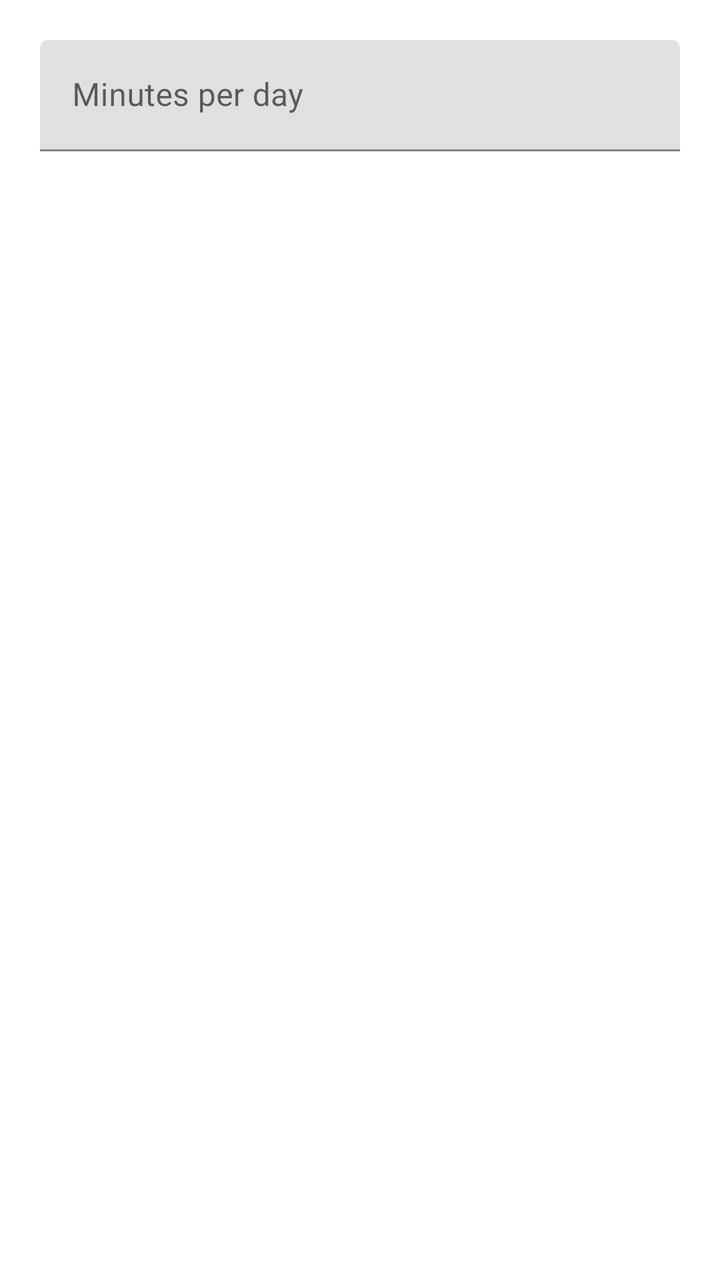
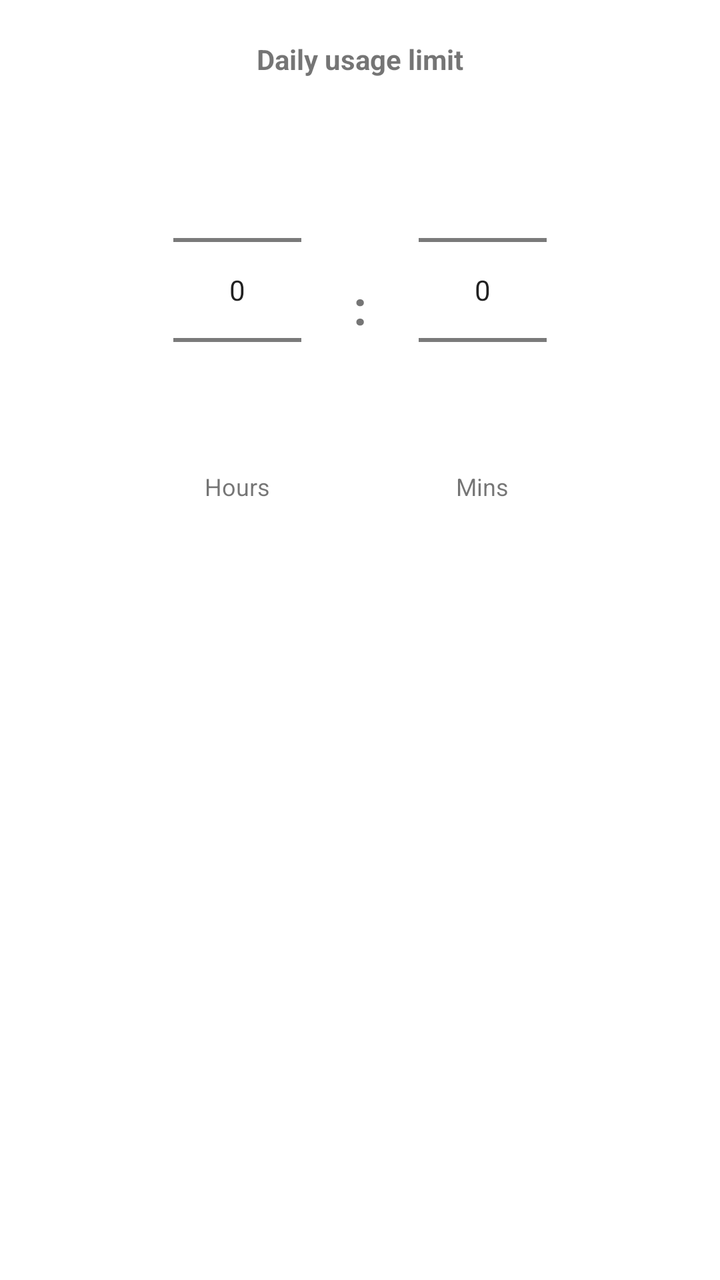

Two renders of the same Android screen: before a commit and after it. Below are the layout's source before the change and the commit's diff.
<!-- AndroidManifest.xml: application theme Theme.MaterialComponents.DayNight.NoActionBar -->
<!-- res/layout/dialog_set_limit.xml -->
<?xml version="1.0" encoding="utf-8"?>
<LinearLayout xmlns:android="http://schemas.android.com/apk/res/android"
    android:layout_width="match_parent"
    android:layout_height="wrap_content"
    android:orientation="vertical"
    android:padding="20dp">

    <com.google.android.material.textfield.TextInputLayout
        android:layout_width="match_parent"
        android:layout_height="wrap_content"
        android:hint="Minutes per day">

        <com.google.android.material.textfield.TextInputEditText
            android:id="@+id/etLimit"
            android:layout_width="match_parent"
            android:layout_height="wrap_content"
            android:inputType="number" />

    </com.google.android.material.textfield.TextInputLayout>

</LinearLayout>
<!-- resources referenced by this layout -->
<resources>

</resources>

<!-- the commit's change to res/layout/dialog_set_limit.xml (unified diff, before → after) -->
@@ -5,17 +5,64 @@
     android:orientation="vertical"
     android:padding="20dp">
 
-    <com.google.android.material.textfield.TextInputLayout
+    <TextView
         android:layout_width="match_parent"
         android:layout_height="wrap_content"
-        android:hint="Minutes per day">
+        android:text="Daily usage limit"
+        android:textStyle="bold"
+        android:textSize="14sp"
+        android:layout_marginBottom="16dp"
+        android:gravity="center" />
 
-        <com.google.android.material.textfield.TextInputEditText
-            android:id="@+id/etLimit"
-            android:layout_width="match_parent"
+    <LinearLayout
+        android:layout_width="match_parent"
+        android:layout_height="wrap_content"
+        android:orientation="horizontal"
+        android:gravity="center">
+
+        <LinearLayout
+            android:layout_width="wrap_content"
             android:layout_height="wrap_content"
-            android:inputType="number" />
+            android:orientation="vertical"
+            android:gravity="center">
+            
+            <NumberPicker
+                android:id="@+id/npHours"
+                android:layout_width="wrap_content"
+                android:layout_height="wrap_content" />
+            
+            <TextView
+                android:layout_width="wrap_content"
+                android:layout_height="wrap_content"
+                android:text="Hours"
+                android:textSize="12sp" />
+        </LinearLayout>
 
-    </com.google.android.material.textfield.TextInputLayout>
+        <TextView
+            android:layout_width="wrap_content"
+            android:layout_height="wrap_content"
+            android:text=" : "
+            android:textSize="24sp"
+            android:textStyle="bold"
+            android:layout_marginHorizontal="20dp" />
+
+        <LinearLayout
+            android:layout_width="wrap_content"
+            android:layout_height="wrap_content"
+            android:orientation="vertical"
+            android:gravity="center">
+            
+            <NumberPicker
+                android:id="@+id/npMinutes"
+                android:layout_width="wrap_content"
+                android:layout_height="wrap_content" />
+            
+            <TextView
+                android:layout_width="wrap_content"
+                android:layout_height="wrap_content"
+                android:text="Mins"
+                android:textSize="12sp" />
+        </LinearLayout>
+    </LinearLayout>
 
 </LinearLayout>
